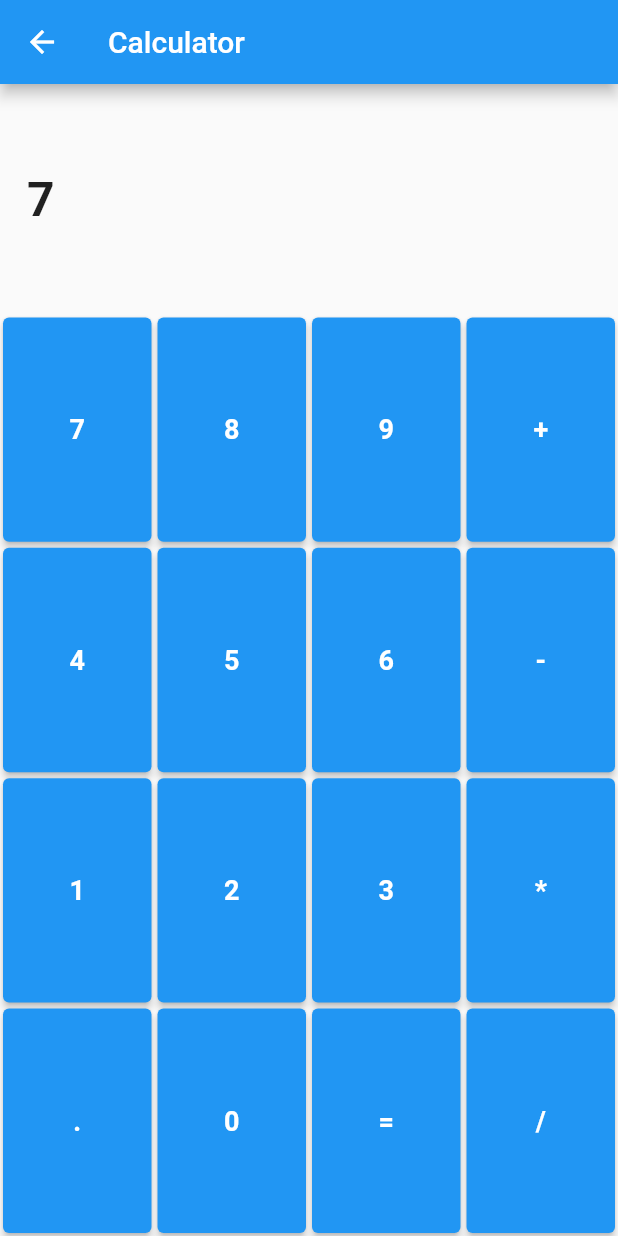
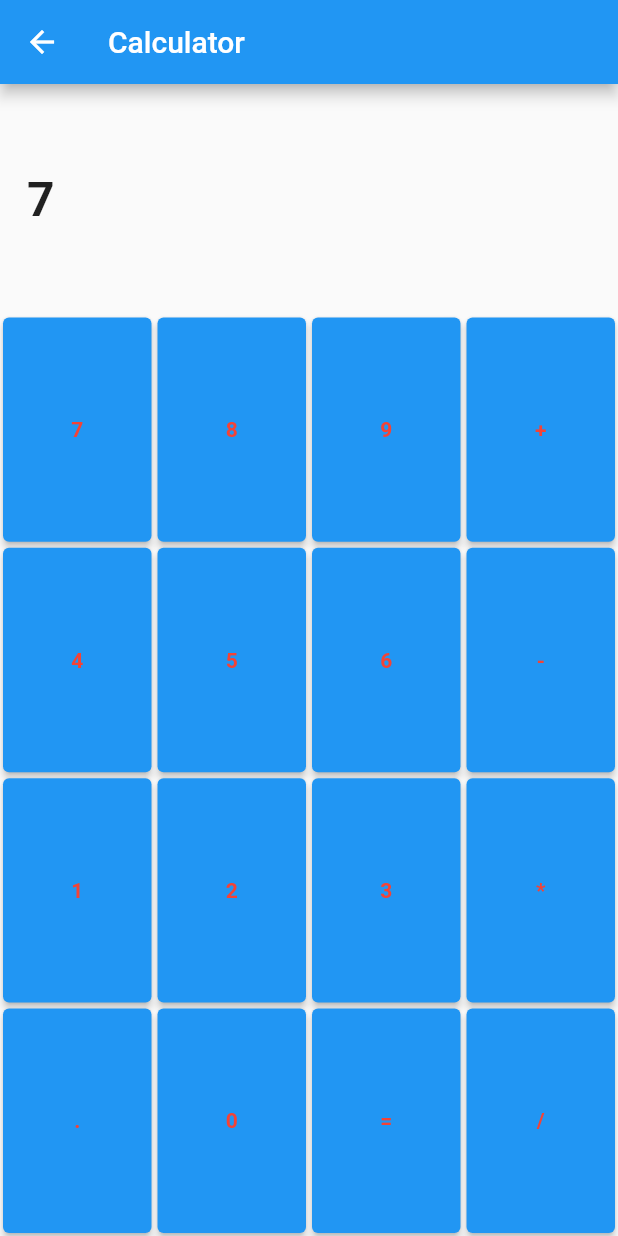
Before and after one commit to Sohaila295/session1_online_sat, a Flutter app: the CalculatorScreen screen opened by its route, after a tap on an icon or button, on a phone screen of 412 x 824 dp. Run offline on Flutter 3.47's test engine with Material 2 defaults, Android fonts, the phone set to English and light mode, and no system bars.

Commit message:
Changed fontSize from 18 to 14. Changed fontColor to red

```diff
--- a/lib/components/calculator_button.dart
+++ b/lib/components/calculator_button.dart
@@ -17,6 +17,10 @@ class CalculatorButton extends StatelessWidget {
                 onClick(digit);
               }
 
-            }, child: Text("$digit",style: TextStyle(fontWeight: FontWeight.bold, fontSize: 18),))));
+            }, child: Text("$digit",style: TextStyle(fontWeight: FontWeight.bold,
+                fontSize: 14, color: Colors.red),)
+            )
+        )
+    );
   }
 }
```
